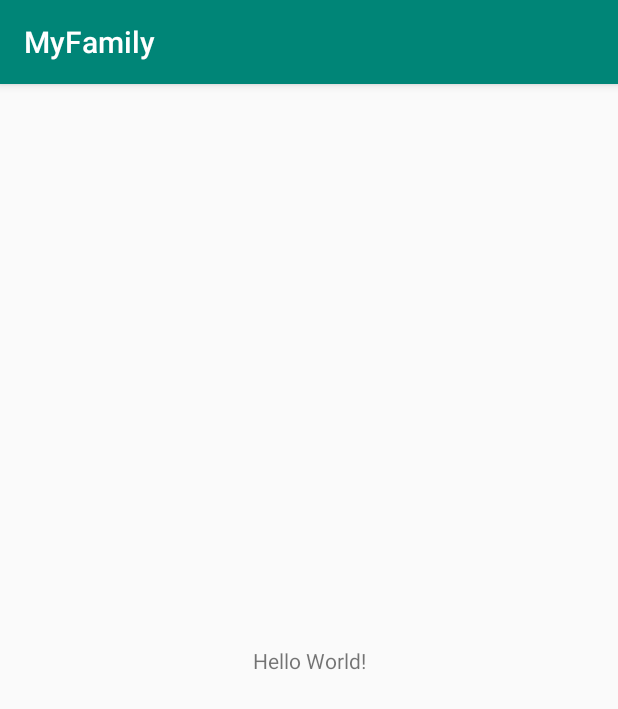
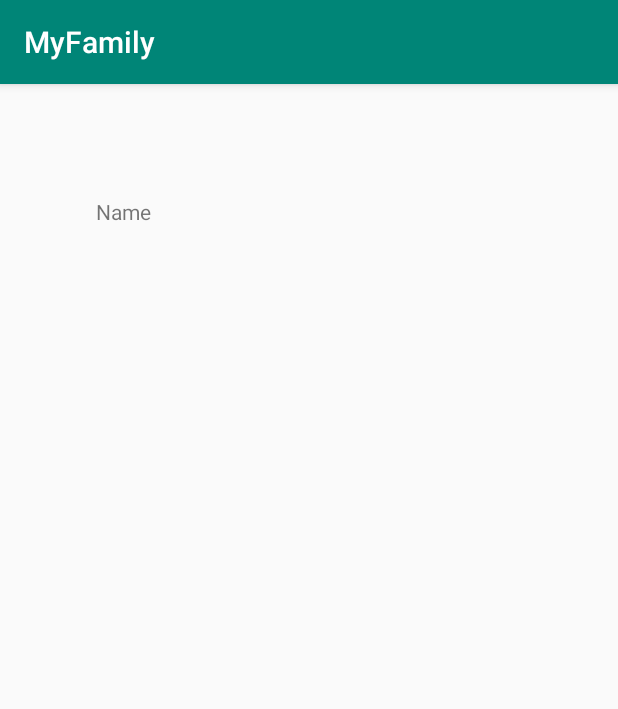
Before and after one commit to Bottle1985/MyFamily, an Android app: the screen it shows after launch (MainActivity), on a phone screen of 412 x 824 dp. Shown: the top 709 px of the screen. Run offline under Robolectric (Android 15) with nearby library versions, the phone set to English and light mode, and no system bars.

Commit message:
+ Added name

```diff
--- a/app/src/main/res/layout/activity_main.xml
+++ b/app/src/main/res/layout/activity_main.xml
@@ -9,10 +9,13 @@
     <TextView
         android:layout_width="wrap_content"
         android:layout_height="wrap_content"
-        android:text="Hello World!"
+        android:layout_marginStart="64dp"
+        android:layout_marginLeft="64dp"
+        android:text="@string/person_name"
         app:layout_constraintBottom_toBottomOf="parent"
-        app:layout_constraintLeft_toLeftOf="parent"
         app:layout_constraintRight_toRightOf="parent"
-        app:layout_constraintTop_toTopOf="parent" />
+        app:layout_constraintStart_toStartOf="parent"
+        app:layout_constraintTop_toTopOf="parent"
+        app:layout_constraintVertical_bias="0.101" />
 
 </androidx.constraintlayout.widget.ConstraintLayout>
--- a/app/src/main/res/values/strings.xml
+++ b/app/src/main/res/values/strings.xml
@@ -1,3 +1,4 @@
 <resources>
     <string name="app_name">MyFamily</string>
+    <string name="person_name">Name</string>
 </resources>
```
